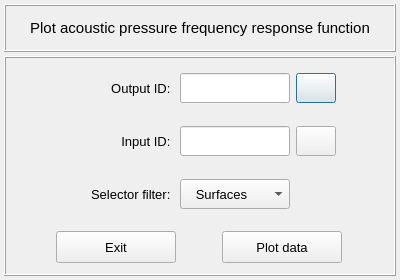
Before: the Qt Designer form vibra/interface/data/ui_files/plots/acoustic/plot_acoustic_pressure_frequency_response_function.ui in MOPT-UFSC/VIBRA, drawn with Qt 5.
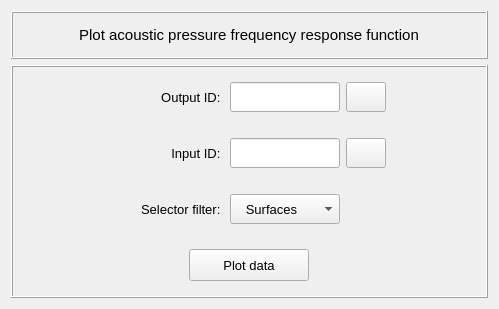
After: the same form once the commit is applied. Icons and pictures are not drawn.

Patch:
```diff
--- a/vibra/interface/data/ui_files/plots/acoustic/plot_acoustic_pressure_frequency_response_function.ui
+++ b/vibra/interface/data/ui_files/plots/acoustic/plot_acoustic_pressure_frequency_response_function.ui
@@ -1,39 +1,27 @@
 <?xml version="1.0" encoding="UTF-8"?>
 <ui version="4.0">
- <class>Dialog</class>
- <widget class="QDialog" name="Dialog">
-  <property name="windowModality">
-   <enum>Qt::NonModal</enum>
-  </property>
+ <class>Form</class>
+ <widget class="QWidget" name="Form">
   <property name="geometry">
    <rect>
     <x>0</x>
     <y>0</y>
-    <width>400</width>
-    <height>280</height>
+    <width>499</width>
+    <height>309</height>
    </rect>
   </property>
   <property name="sizePolicy">
-   <sizepolicy hsizetype="Fixed" vsizetype="Fixed">
+   <sizepolicy hsizetype="Preferred" vsizetype="Preferred">
     <horstretch>0</horstretch>
     <verstretch>0</verstretch>
    </sizepolicy>
   </property>
   <property name="minimumSize">
    <size>
-    <width>400</width>
-    <height>280</height>
+    <width>0</width>
+    <height>0</height>
    </size>
   </property>
-  <property name="maximumSize">
-   <size>
-    <width>400</width>
-    <height>280</height>
-   </size>
-  </property>
-  <property name="contextMenuPolicy">
-   <enum>Qt::DefaultContextMenu</enum>
-  </property>
   <property name="windowTitle">
    <string>Plot frequency response</string>
   </property>
@@ -41,21 +29,6 @@
    <string/>
   </property>
   <layout class="QGridLayout" name="gridLayout_4">
-   <property name="leftMargin">
-    <number>4</number>
-   </property>
-   <property name="topMargin">
-    <number>4</number>
-   </property>
-   <property name="rightMargin">
-    <number>4</number>
-   </property>
-   <property name="bottomMargin">
-    <number>4</number>
-   </property>
-   <property name="spacing">
-    <number>4</number>
-   </property>
    <item row="0" column="0">
     <widget class="QFrame" name="frame">
      <property name="minimumSize">
@@ -127,6 +100,9 @@
         <property name="alignment">
          <set>Qt::AlignCenter</set>
         </property>
+        <property name="margin">
+         <number>-5</number>
+        </property>
        </widget>
       </item>
      </layout>
@@ -380,7 +356,7 @@
          <property name="spacing">
           <number>2</number>
          </property>
-         <item row="0" column="1">
+         <item row="0" column="0">
           <widget class="QPushButton" name="pushButton_plot_data">
            <property name="minimumSize">
             <size>
@@ -414,40 +390,6 @@
            </property>
           </widget>
          </item>
-         <item row="0" column="0">
-          <widget class="QPushButton" name="pushButton_exit">
-           <property name="minimumSize">
-            <size>
-             <width>120</width>
-             <height>32</height>
-            </size>
-           </property>
-           <property name="maximumSize">
-            <size>
-             <width>120</width>
-             <height>32</height>
-            </size>
-           </property>
-           <property name="font">
-            <font>
-             <family>MS Shell Dlg 2</family>
-             <pointsize>10</pointsize>
-             <weight>50</weight>
-             <italic>false</italic>
-             <bold>false</bold>
-            </font>
-           </property>
-           <property name="styleSheet">
-            <string notr="true"/>
-           </property>
-           <property name="text">
-            <string>Exit</string>
-           </property>
-           <property name="flat">
-            <bool>false</bool>
-           </property>
-          </widget>
-         </item>
         </layout>
        </widget>
       </item>
```
Left out of the diff: 13 changed lines with no effect on the pictures.
